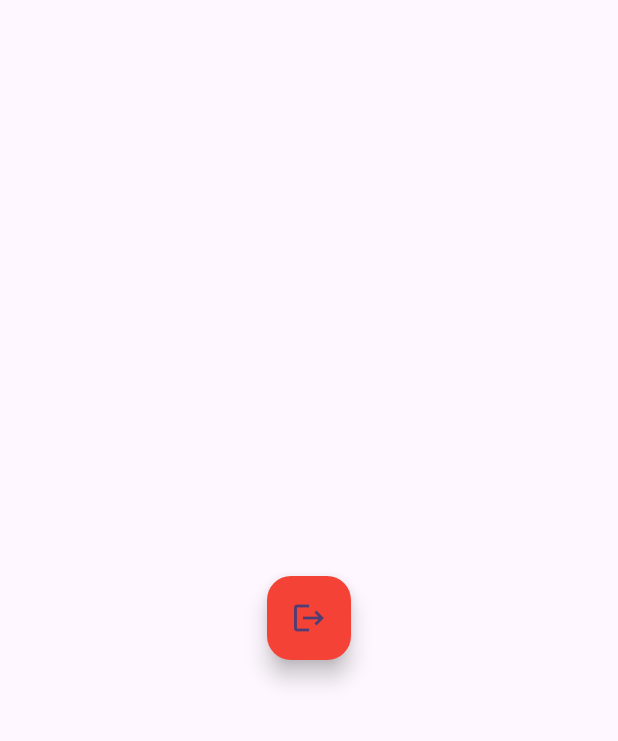
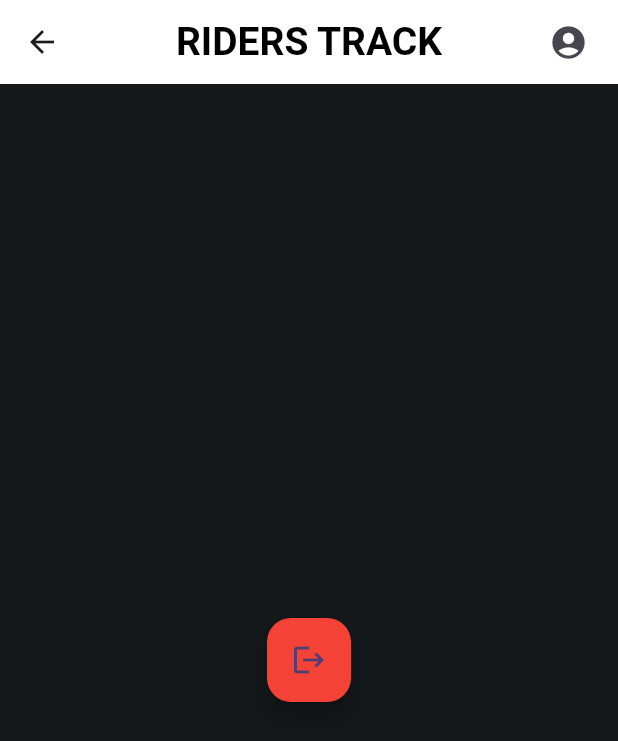
Before and after one commit to MatesMlynar/RidersTrack, a Flutter app: the HomePage screen opened directly, on a phone screen of 412 x 824 dp. Shown: the top 741 px of the screen. Run offline on Flutter 3.47's test engine with Material 2 defaults, Android fonts, the phone set to English and light mode, and no system bars; our stand-ins replace auto_size_text, flutter_secure_storage, google_fonts, sizer; missing offline and left inert: jwt_decode; accounts and stored records are empty.

Commit message:
[frontend] homepage appbar

```diff
--- a/frontend/lib/views/home_page.dart
+++ b/frontend/lib/views/home_page.dart
@@ -28,6 +28,23 @@ class _HomePageState extends State<HomePage> {
     print(user);
 
     return Scaffold(
+        backgroundColor: const Color.fromARGB(255, 20, 24, 27),
+        appBar: AppBar(
+          title: const Text('RIDERS TRACK', style: TextStyle(color: Colors.black, fontSize: 26, fontWeight: FontWeight.bold),),
+          centerTitle: true,
+          leading: null,
+          actions: [
+            Padding(padding: const EdgeInsets.only(right: 20.0),
+              child: GestureDetector(
+                onTap: () {},
+                child: const Icon(
+                  Icons.account_circle_rounded,
+                  size: 26.0,
+                ),
+              ),
+            )],
+          backgroundColor: Colors.white,
+        ),
         body: Center(child: FloatingActionButton(onPressed: () {logout();},child: const Icon(Icons.logout), backgroundColor: Colors.red,)));
   }
 }
--- a/frontend/lib/views/registration_page.dart
+++ b/frontend/lib/views/registration_page.dart
@@ -6,7 +6,7 @@ import 'package:frontend/commands/user/register_command.dart';
 import 'package:frontend/views/login_page.dart';
 import 'package:google_fonts/google_fonts.dart';
 import 'package:sizer/sizer.dart';
-import 'package:http/http.dart' as http;
+
 
 class RegistrationPage extends StatefulWidget {
   const RegistrationPage({super.key});
```
Also changed, not shown: 1 other file.
